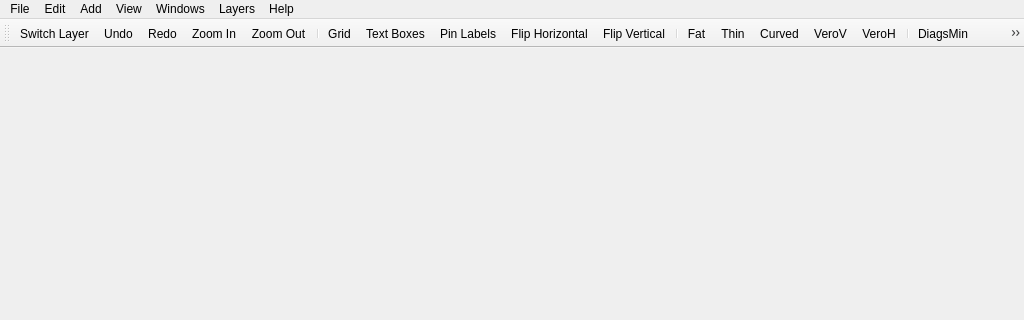
This is src/mainwindow.ui in melak/veroroute as Qt 5 draws it before an edit; both pictures show x 0 to 1024 and y 0 to 320 of the 1024 by 760 pixel window. The edited form follows.
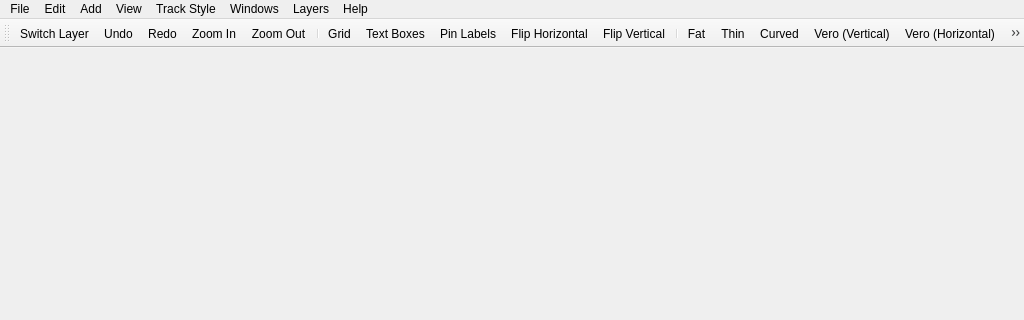
This is the edited form. Icons and pictures are not drawn.

Commit message: Use net/netlist ID terminology instead of NodeID. Include tutorials with Android install Show board dimensions in status bar rather than title bar. Add Track Style menu item so all toolbar items are also menu items. For Android, make "Paint/Erase Pins" mode only operate on pins of true components, not regular grid-points or wires. For Android, make double-click in grey area exit "Select Parts by Area" mode. For Android, make double-click on a pin with matching net ID exit "Paint Tracks" mode. Replace Brightness slider with spin-control edit box.

Patch:
```diff
--- a/src/mainwindow.ui
+++ b/src/mainwindow.ui
@@ -246,10 +246,24 @@
     <addaction name="actionSwitchLayer"/>
     <addaction name="actionToggleVias"/>
    </widget>
+   <widget class="QMenu" name="menuTrack_Style">
+    <property name="title">
+     <string>Track Style</string>
+    </property>
+    <addaction name="actionFat"/>
+    <addaction name="actionThin"/>
+    <addaction name="actionCurved"/>
+    <addaction name="actionVeroV"/>
+    <addaction name="actionVeroH"/>
+    <addaction name="actionDiagsMin"/>
+    <addaction name="actionDiagsMax"/>
+    <addaction name="actionFill"/>
+   </widget>
    <addaction name="menuFile"/>
    <addaction name="menuEdit"/>
    <addaction name="menuAdd"/>
    <addaction name="menuView"/>
+   <addaction name="menuTrack_Style"/>
    <addaction name="menuWindow"/>
    <addaction name="menuLayers"/>
    <addaction name="menuHelp"/>
@@ -993,7 +1007,7 @@
      <normaloff>:/images/verov.png</normaloff>:/images/verov.png</iconset>
    </property>
    <property name="text">
-    <string>VeroV</string>
+    <string>Vero (Vertical)</string>
    </property>
    <property name="toolTip">
     <string>Vero track style (vertical strips)</string>
@@ -1008,7 +1022,7 @@
      <normaloff>:/images/veroh.png</normaloff>:/images/veroh.png</iconset>
    </property>
    <property name="text">
-    <string>VeroH</string>
+    <string>Vero (Horizontal)</string>
    </property>
    <property name="toolTip">
     <string>Vero track style (horizontal strips)</string>
@@ -1053,7 +1067,7 @@
      <normaloff>:/images/diagsmin.png</normaloff>:/images/diagsmin.png</iconset>
    </property>
    <property name="text">
-    <string>DiagsMin</string>
+    <string>Diagonals (Min)</string>
    </property>
    <property name="toolTip">
     <string>Diagonals (min)</string>
@@ -1068,7 +1082,7 @@
      <normaloff>:/images/diagsmax.png</normaloff>:/images/diagsmax.png</iconset>
    </property>
    <property name="text">
-    <string>DiagsMax</string>
+    <string>Diagonals (Max)</string>
    </property>
    <property name="toolTip">
     <string>Diagonals (max)</string>
@@ -1083,7 +1097,7 @@
      <normaloff>:/images/fill.png</normaloff>:/images/fill.png</iconset>
    </property>
    <property name="text">
-    <string>Fill</string>
+    <string>Ground Fill</string>
    </property>
    <property name="toolTip">
     <string>Ground Fill using selected NodeId</string>
@@ -1098,7 +1112,7 @@
      <normaloff>:/images/area.png</normaloff>:/images/area.png</iconset>
    </property>
    <property name="text">
-    <string>SelectArea</string>
+    <string>Select Parts/Tracks by Area</string>
    </property>
    <property name="toolTip">
     <string>Select parts/tracks by area</string>
```
Left out of the diff: 3 changed lines with no effect on the pictures. The commit also changes 18 other files.
